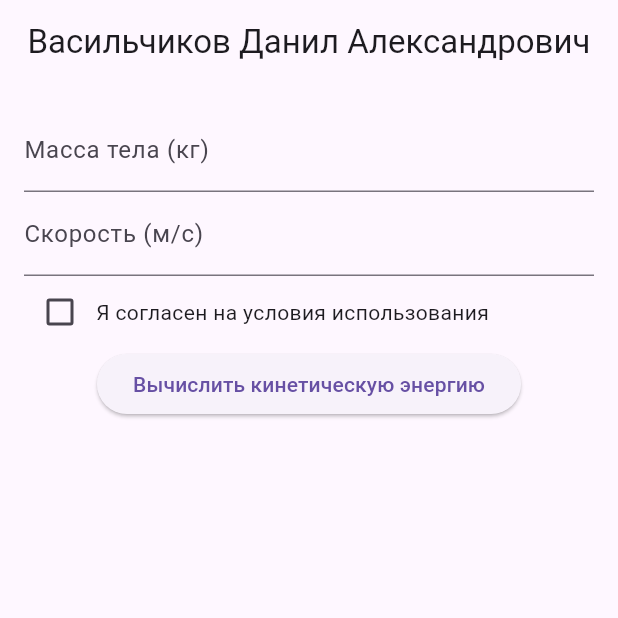
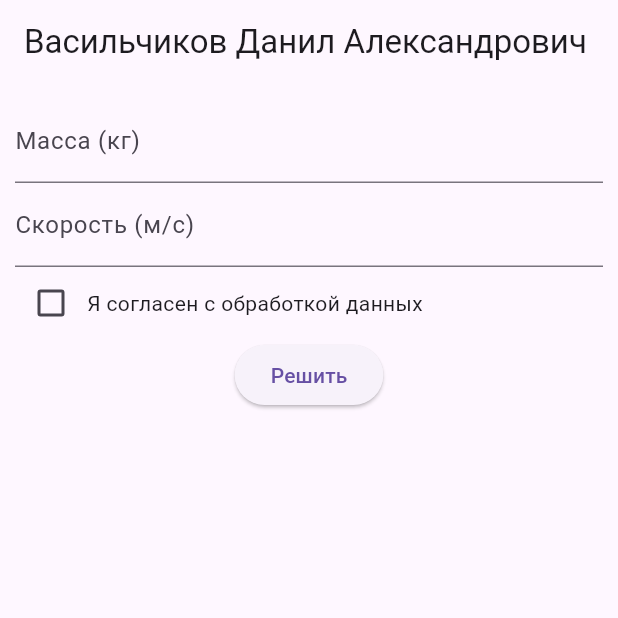
Before and after one commit to DaVas255/RMP_TUSUR, a Flutter app: the screen it shows after launch, on a phone screen of 412 x 824 dp, the top half of it. Run offline on Flutter 3.47's test engine with Material 3 defaults, Android fonts, the phone set to English and light mode, and no system bars; our stand-ins replace flutter_bloc.

Commit message:
update lab 2

```diff
--- a/flutter_application_3/lib/first.dart
+++ /dev/null
@@ -1,100 +0,0 @@
-import 'package:flutter/material.dart';
-import 'second.dart';
-
-class FirstScreen extends StatefulWidget {
-  @override
-  _FirstScreenState createState() => _FirstScreenState();
-}
-
-class _FirstScreenState extends State<FirstScreen> {
-  final _formKey = GlobalKey<FormState>();
-  TextEditingController massController = TextEditingController();
-  TextEditingController velocityController = TextEditingController();
-  bool isChecked = false;
-
-  @override
-  Widget build(BuildContext context) {
-    return Scaffold(
-      appBar: AppBar(
-        title: Text('Васильчиков Данил Александрович'),
-        centerTitle: true,
-      ),
-      body: Padding(
-        padding: const EdgeInsets.all(16.0),
-        child: Form(
-          key: _formKey,
-          child: Column(
-            children: [
-              TextFormField(
-                controller: massController,
-                keyboardType: TextInputType.number,
-                decoration: InputDecoration(labelText: 'Масса тела (кг)'),
-                validator: (value) {
-                  if (value == null || value.isEmpty) {
-                    return 'Введите массу тела';
-                  }
-                  if (double.tryParse(value) == null ||
-                      double.parse(value) <= 0) {
-                    return 'Введите число большее 0';
-                  }
-                  return null;
-                },
-              ),
-              TextFormField(
-                controller: velocityController,
-                keyboardType: TextInputType.number,
-                decoration: InputDecoration(labelText: 'Скорость (м/с)'),
-                validator: (value) {
-                  if (value == null || value.isEmpty) {
-                    return 'Введите скорость';
-                  }
-                  if (double.tryParse(value) == null ||
-                      double.parse(value) <= 0) {
-                    return 'Введите число большее 0';
-                  }
-                  return null;
-                },
-              ),
-              Row(
-                children: [
-                  Checkbox(
-                    value: isChecked,
-                    onChanged: (bool? value) {
-                      setState(() {
-                        isChecked = value ?? false;
-                      });
-                    },
-                  ),
-                  Text('Я согласен на условия использования'),
-                ],
-              ),
-              ElevatedButton(
-                onPressed: () {
-                  if (_formKey.currentState!.validate() && isChecked) {
-                    double mass = double.parse(massController.text);
-                    double velocity = double.parse(velocityController.text);
-
-                    Navigator.push(
-                      context,
-                      MaterialPageRoute(
-                        builder: (context) =>
-                            SecondScreen(mass: mass, velocity: velocity),
-                      ),
-                    );
-                  } else if (!isChecked) {
-                    ScaffoldMessenger.of(context).showSnackBar(
-                      SnackBar(
-                          content: Text(
-                              'Вам необходимо согласиться с условиями использования')),
-                    );
-                  }
-                },
-                child: Text('Вычислить кинетическую энергию'),
-              ),
-            ],
-          ),
-        ),
-      ),
-    );
-  }
-}
--- a/flutter_application_3/lib/main.dart
+++ b/flutter_application_3/lib/main.dart
@@ -1,19 +1,90 @@
 import 'package:flutter/material.dart';
-import 'first.dart';
+import 'second.dart';
 
 void main() {
-  runApp(MyApp());
+  runApp(MaterialApp(
+      debugShowCheckedModeBanner: false,
+      home: Scaffold(
+          appBar: AppBar(title: const Text('Васильчиков Данил Александрович')),
+          body: FirstScreen())));
 }
 
-class MyApp extends StatelessWidget {
+class FirstScreen extends StatefulWidget {
+  @override
+  _FirstScreenState createState() => _FirstScreenState();
+}
+
+class _FirstScreenState extends State<FirstScreen> {
+  final _formKey = GlobalKey<FormState>();
+  final _massController = TextEditingController();
+  final _speedController = TextEditingController();
+
+  bool isChecked = false;
+
   @override
   Widget build(BuildContext context) {
-    return MaterialApp(
-      title: 'Калькулятор кинетической энергии',
-      theme: ThemeData(
-        primarySwatch: Colors.blue,
-      ),
-      home: FirstScreen(),
-    );
+    return Container(
+        padding: const EdgeInsets.all(10.0),
+        child: Form(
+            key: _formKey,
+            child: Column(children: <Widget>[
+              TextFormField(
+                controller: _massController,
+                keyboardType: TextInputType.number,
+                decoration: const InputDecoration(labelText: 'Масса (кг)'),
+                validator: (value) {
+                  if (value == null || value.isEmpty) return 'Введите массу';
+                  if (double.parse(value) <= 0) {
+                    return 'Некорректное значение массы';
+                  }
+                  return null;
+                },
+              ),
+              TextFormField(
+                controller: _speedController,
+                decoration: const InputDecoration(labelText: 'Скорость (м/с)'),
+                validator: (value) {
+                  if (value == null || value.isEmpty) return 'Введите скорость';
+                  if (double.parse(value) <= 0) {
+                    return 'Некорректное значение скорости';
+                  }
+                  return null;
+                },
+              ),
+              Row(
+                children: [
+                  Checkbox(
+                    value: isChecked,
+                    onChanged: (bool? value) {
+                      setState(() {
+                        isChecked = value ?? false;
+                      });
+                    },
+                  ),
+                  const Text('Я согласен с обработкой данных'),
+                ],
+              ),
+              ElevatedButton(
+                  onPressed: () {
+                    if (_formKey.currentState!.validate() && isChecked) {
+                      double mass = double.parse(_massController.text);
+                      double velocity = double.parse(_speedController.text);
+
+                      Navigator.push(
+                        context,
+                        MaterialPageRoute(
+                          builder: (context) =>
+                              SecondScreen(mass: mass, velocity: velocity),
+                        ),
+                      );
+                    } else if (!isChecked) {
+                      ScaffoldMessenger.of(context).showSnackBar(
+                        const SnackBar(
+                            content: Text('согласитесь на обработку')),
+                      );
+                    }
+                  },
+                  child: const Text('Решить'))
+            ])));
   }
 }
```
Also changed, not shown: flutter_application_3/lib/second.dart (+5 -4 lines), 3 other files.
